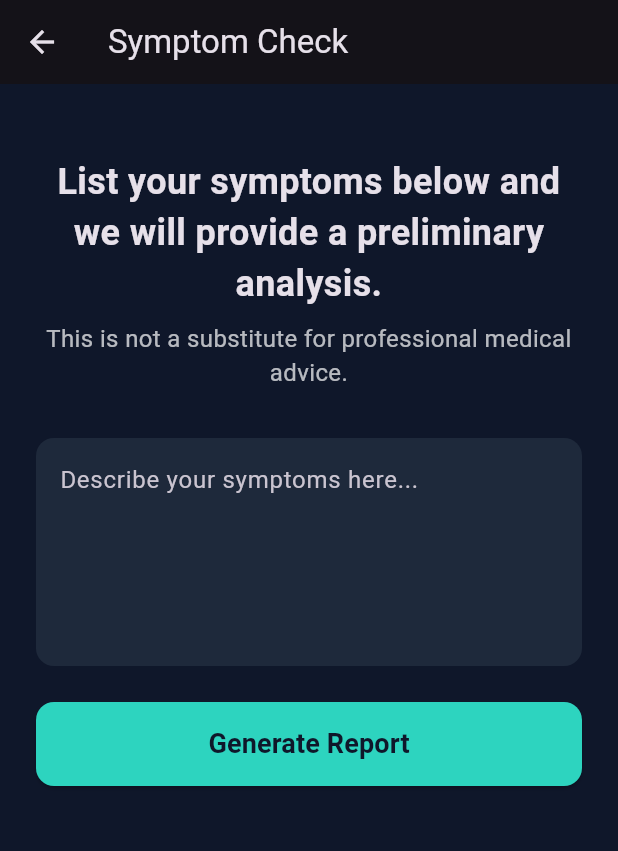
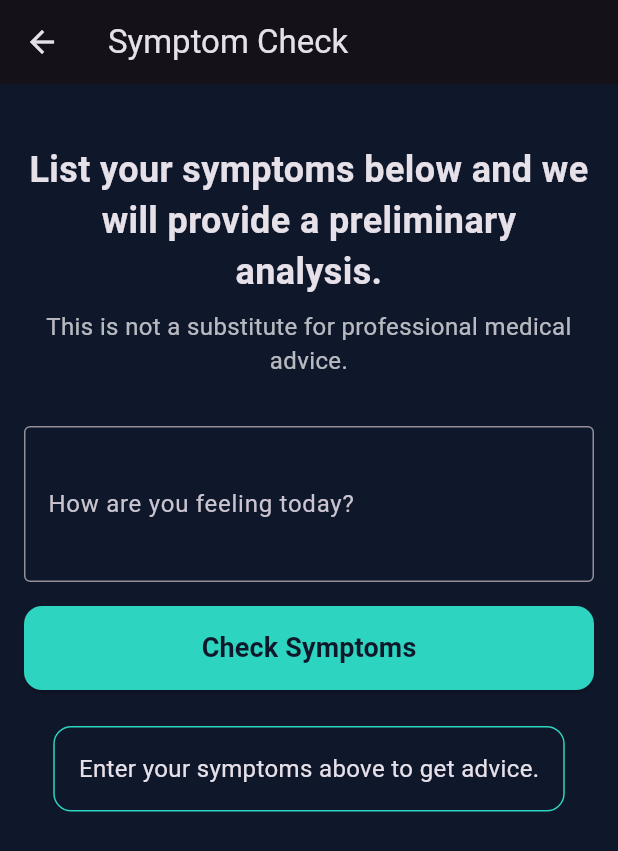
Before and after one commit to Haptic7/goIT-App, a Flutter app: the SymptomCheckScreen screen opened directly, on a phone screen of 412 x 824 dp. Shown: the top 851 px of the screen. Run offline on Flutter 3.47's test engine with Material 3 defaults, Android fonts, the light colour scheme and no system bars; our stand-ins replace flutter_dotenv, google_generative_ai.

Commit message:
Updated Symptom Checler
Updated Symptom Checker to provide users with feedback using Gemini 1.5 Flash

```diff
--- a/lib/main.dart
+++ b/lib/main.dart
@@ -1,23 +1,14 @@
 import 'package:flutter/material.dart';
 import 'package:google_generative_ai/google_generative_ai.dart';
-//import 'package:firebase_core/firebase_core.dart';
-//import 'package:firebase_ai/firebase_ai.dart';
-//import 'package:firebase_app_check/firebase_app_check.dart';
-//import 'firebase_options.dart';
+import 'package:flutter_dotenv/flutter_dotenv.dart';
 
 const Color _backgroundColor = Color(0xFF0F172A);
 const Color _accentColor = Color(0xFF2DD4BF);
 const Color _cardColor = Color(0xFF1E293B);
 
-//Future<void> main() async {
-  //WidgetsFlutterBinding.ensureInitialized();
-  //await Firebase.initializeApp(
-  //options: DefaultFirebaseOptions.currentPlatform,
-//);
-  //runApp(const HeartIQApp());
-//}
-
-void main() {
+Future<void> main() async {
+  WidgetsFlutterBinding.ensureInitialized();
+  await dotenv.load(fileName: ".env");
   runApp(const HeartIQApp());
 }
 
@@ -463,7 +454,7 @@ class HomeScreen extends StatelessWidget {
                           shape: RoundedRectangleBorder(borderRadius: BorderRadius.circular(16)),
                         ),
                         onPressed: () {
-                          Navigator.push(context, MaterialPageRoute(builder: (_) => const SymptomCheckScreen()));
+                          Navigator.push(context, MaterialPageRoute(builder: (_) => SymptomCheckScreen()));
                         },
                         child: const Column(
                           mainAxisSize: MainAxisSize.min,
@@ -690,28 +681,68 @@ class SymptomCheckScreen extends StatefulWidget {
 }
 
 class _SymptomCheckScreenState extends State<SymptomCheckScreen> {
-  final _formKey = GlobalKey<FormState>();
+
   final _symptomController = TextEditingController();
-  String? _symptomErrorText;
-  bool _isTextRevealed = false;
 
-  @override
-  void dispose() {
-    _symptomController.dispose();
-    super.dispose();
+  String _aiAdvice = "Enter your symptoms above to get advice.";
+  bool _isLoading = false;
+
+  String? _errorText;
+
+  Future<void> _getAIAdvice() async {
+    if (_symptomController.text.trim().isEmpty) {
+      setState(() {
+        _errorText = "Please enter your symptoms before checking.";
+      });
+      return;
+    }
+
+    setState(() {
+      _errorText = null;
+      _isLoading = true;
+    });
+
+    final apiKey = dotenv.get('GEMINI_API_KEY'); // Replace with your actual API key
+
+    final model = GenerativeModel(
+      model: 'gemini-1.5-flash',
+      apiKey: apiKey,
+      // Instructions for the AI model to provide advice based on symptoms
+      systemInstruction: Content.system('''
+        You are a helpful triage assistant.
+        If the user inpts mild, common symptoms (like a light headache, mild couch, or fatigue), suggest gentle home remedies like drinking more water, resting, or eating specific healthy foods (e.g., nuts, broths).
+        DO NOT DIAGNOSE DISEASES
+        If the symptoms are severs or concerning (e.g., chest pain, shortness of breath, severe bleeding, high fever), immediately advise them to seek professional medical help or go to an emergency room.
+      '''),
+    );
+
+    try {
+      final prompt = _symptomController.text;
+      final content = [Content.text(prompt)];
+
+      final response = await model.generateContent(content);
+
+      setState(() {
+        _aiAdvice = response.text ?? "I couldn't process that. Please try again.";
+      });
+    } catch (e) {
+      setState(() {
+        _aiAdvice = "Error communicating with AI: $e";
+      });
+    } finally {
+      setState(() {
+        _isLoading = false;
+      });
+    }
   }
 
   @override
   Widget build(BuildContext context) {
     return Scaffold(
       appBar: AppBar(title: const Text('Symptom Check'), automaticallyImplyLeading: true),
-      body: SafeArea(
-        child: SingleChildScrollView(
-          padding: const EdgeInsets.all(24),
-          child: Form(
-            key: _formKey,
+      body: Padding(
+        padding: const EdgeInsets.all(16),
         child: Column(
-              mainAxisAlignment: MainAxisAlignment.center,
           children: [
             const SizedBox(height: 24),
             const Text(
@@ -726,28 +757,18 @@ class _SymptomCheckScreenState extends State<SymptomCheckScreen> {
               style: TextStyle(fontSize: 16, color: Colors.white70),
               ),
             const SizedBox(height: 32),
-                TextFormField(
+            TextField(
               controller: _symptomController,
-                  maxLines: 5,
               decoration: InputDecoration(
-                    hintText: 'Describe your symptoms here...',
-                    errorText: _symptomErrorText,
-                    filled: true,
-                    fillColor: _cardColor,
-                    border: OutlineInputBorder(
-                      borderRadius: BorderRadius.circular(12),
-                      borderSide: BorderSide.none,
+                labelText: 'How are you feeling today?',
+                border: const OutlineInputBorder(),
+                hintText: 'e.g., I have a slight headache and feel tired.',
+                errorText: _errorText,
                 ),
-                ).copyWith(errorText: _symptomErrorText),
+                maxLines: 3,
+              ),
+            const SizedBox(height: 16),
 
-                validator: (value) {
-                  if (value == null || value.trim().isEmpty) {
-                    return 'Please enter your symptoms.';
-                  }
-                  return null;
-                },
-              ),
-              const SizedBox(height: 24),
             SizedBox(
               width: double.infinity,
               height: 56,
@@ -757,79 +778,33 @@ class _SymptomCheckScreenState extends State<SymptomCheckScreen> {
                   foregroundColor: _backgroundColor,
                   shape: RoundedRectangleBorder(borderRadius: BorderRadius.circular(12)),
                 ),
-                 onPressed: _isTextRevealed
-                      ? null
-                      : () {
-                          if (_formKey.currentState!.validate()) {
-                            setState(() {
-                              _isTextRevealed = true;
-                            });
-                          }
-                        },
-                 child: const Text('Generate Report', style: TextStyle(fontSize: 18, fontWeight: FontWeight.bold)),
+                onPressed: _isLoading ? null: _getAIAdvice,
+                child: _isLoading
+                  ? const CircularProgressIndicator()
+                  : const Text('Check Symptoms', style: TextStyle(fontSize: 18, fontWeight: FontWeight.bold)),
               ),
             ),
             const SizedBox(height: 24),
-              if (_isTextRevealed)
-                Card(
-                  color: _cardColor,
-                  child: Padding(
-                    padding: const EdgeInsets.all(24),
-                    child: const Text('Generated Report Content Goes Here', style: TextStyle(fontSize: 18, color: Colors.white70)),
+
+            Expanded(
+              child: SingleChildScrollView(
+                child: Container(
+                  padding: const EdgeInsets.all(16),
+                  decoration: BoxDecoration(
+                    border: Border.all(color: _accentColor),
+                    color: _backgroundColor,
+                    borderRadius: BorderRadius.circular(12)
+                  ),
+                  child: Text(
+                    _aiAdvice,
+                    style: const TextStyle(fontSize: 16),
+                  ),
+                ),
               ),
             ),
           ],
         ),
       ),
-      ),
-    ),
-    );
-  }
-}
-
-//==============================================
-// TEXT TOGGLE WIDGET
-//==============================================
-class TextToggleWidget extends StatefulWidget {
-  const TextToggleWidget({super.key});
-
-  @override
-  State<TextToggleWidget> createState() => _TextToggleWidgetState();
-}
-
-class _TextToggleWidgetState extends State<TextToggleWidget> {
-  // 2. This variable tracks whether the text is hidden or visible
-  bool _isVisible = false;
-
-  @override
-  Widget build(BuildContext context) {
-    return Column(
-      mainAxisAlignment: MainAxisAlignment.center,
-      children: [
-        // 3. The button that triggers the visibility change
-        SizedBox(
-          width: double.infinity,
-          height: 56,
-          child: ElevatedButton(
-            style: ElevatedButton.styleFrom(
-              backgroundColor: _accentColor,
-              foregroundColor: _backgroundColor,
-              shape: RoundedRectangleBorder(borderRadius: BorderRadius.circular(12)),
-            ),
-            onPressed: _isVisible ? null : () {
-            // 4. setState tells Flutter to rebuild the UI with the new value
-              setState(() {
-               _isVisible = true; // Toggles the text on
-              });
-            },
-            child: const Text('Generate Report', style: TextStyle(fontSize: 18, fontWeight: FontWeight.bold)),
-         ),
-        ),
-        const SizedBox(height: 20),
-        // 5. Conditional operator: Displays the Text if true, otherwise an empty box
-        if (_isVisible)
-            const Text('Hello! You clicked the button.', style: TextStyle(fontSize: 20))
-      ],
     );
   }
 }
```
Lines whose indentation alone changed are shown as unchanged.
